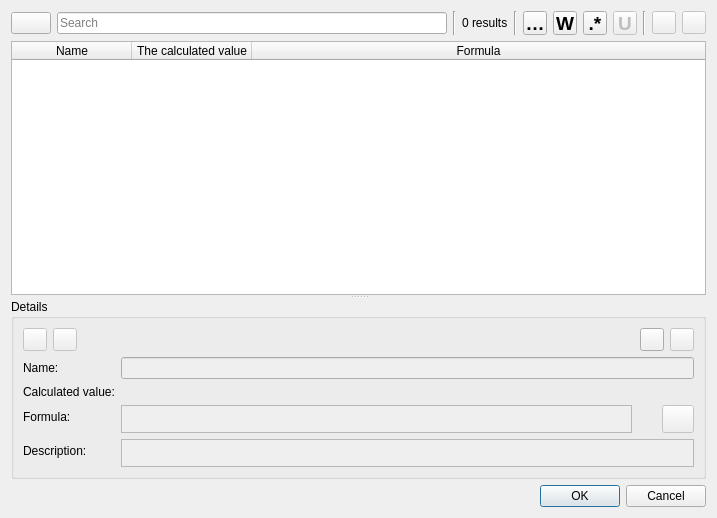
Before: the Qt Designer form src/app/ostara/dialogs/dialogfinalmeasurements.ui in equinox-patterns/Ostara, drawn with Qt 5.
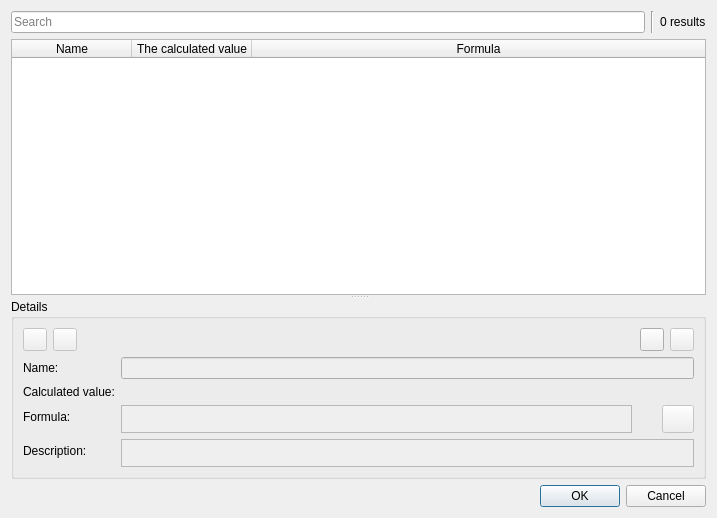
After: the same form once the commit is applied. Icons and pictures are not drawn. Custom widgets are drawn as their Qt base class.

```diff
--- a/src/app/ostara/dialogs/dialogfinalmeasurements.ui
+++ b/src/app/ostara/dialogs/dialogfinalmeasurements.ui
@@ -20,28 +20,6 @@
   <layout class="QVBoxLayout" name="verticalLayout">
    <item>
     <layout class="QHBoxLayout" name="horizontalLayout_2">
-     <item>
-      <widget class="QPushButton" name="pushButtonSearch">
-       <property name="sizePolicy">
-        <sizepolicy hsizetype="Fixed" vsizetype="Fixed">
-         <horstretch>0</horstretch>
-         <verstretch>0</verstretch>
-        </sizepolicy>
-       </property>
-       <property name="toolTip">
-        <string>&lt;html&gt;&lt;head/&gt;&lt;body&gt;&lt;p&gt;Search history &lt;span style=&quot; color:#888a85;&quot;&gt;%1&lt;/span&gt;&lt;/p&gt;&lt;/body&gt;&lt;/html&gt;</string>
-       </property>
-       <property name="text">
-        <string notr="true"/>
-       </property>
-       <property name="icon">
-        <iconset theme="system-search"/>
-       </property>
-       <property name="shortcut">
-        <string>Alt+Down</string>
-       </property>
-      </widget>
-     </item>
      <item>
       <widget class="QLineEdit" name="lineEditFind">
        <property name="enabled">
@@ -66,190 +44,16 @@
        </property>
       </widget>
      </item>
-     <item>
-      <widget class="Line" name="line_2">
-       <property name="orientation">
-        <enum>Qt::Orientation::Vertical</enum>
-       </property>
-      </widget>
-     </item>
-     <item>
-      <widget class="QToolButton" name="toolButtonCaseSensitive">
-       <property name="maximumSize">
-        <size>
-         <width>24</width>
-         <height>24</height>
-        </size>
-       </property>
-       <property name="font">
-        <font>
-         <pointsize>14</pointsize>
-         <italic>false</italic>
-         <bold>true</bold>
-        </font>
-       </property>
-       <property name="toolTip">
-        <string>&lt;html&gt;&lt;head/&gt;&lt;body&gt;&lt;p&gt;Match Case &lt;span style=&quot; color:#888a85;&quot;&gt;%1&lt;/span&gt;&lt;/p&gt;&lt;/body&gt;&lt;/html&gt;</string>
-       </property>
-       <property name="text">
-        <string notr="true">Cc</string>
-       </property>
-       <property name="shortcut">
-        <string notr="true">Alt+C</string>
-       </property>
-       <property name="checkable">
-        <bool>true</bool>
-       </property>
-       <property name="checked">
-        <bool>false</bool>
-       </property>
-      </widget>
-     </item>
-     <item>
-      <widget class="QToolButton" name="toolButtonWholeWord">
-       <property name="maximumSize">
-        <size>
-         <width>24</width>
-         <height>24</height>
-        </size>
-       </property>
-       <property name="font">
-        <font>
-         <pointsize>14</pointsize>
-         <bold>true</bold>
-        </font>
-       </property>
-       <property name="toolTip">
-        <string>&lt;html&gt;&lt;head/&gt;&lt;body&gt;&lt;p&gt;Match words &lt;span style=&quot; color:#888a85;&quot;&gt;%1&lt;/span&gt;&lt;/p&gt;&lt;/body&gt;&lt;/html&gt;</string>
-       </property>
-       <property name="text">
-        <string notr="true">W</string>
-       </property>
-       <property name="shortcut">
-        <string notr="true">Alt+W</string>
-       </property>
-       <property name="checkable">
-        <bool>true</bool>
-       </property>
-      </widget>
-     </item>
-     <item>
-      <widget class="QToolButton" name="toolButtonRegexp">
-       <property name="minimumSize">
-        <size>
-         <width>0</width>
-         <height>0</height>
-        </size>
-       </property>
-       <property name="maximumSize">
-        <size>
-         <width>24</width>
-         <height>24</height>
-        </size>
-       </property>
-       <property name="font">
-        <font>
-         <pointsize>14</pointsize>
-         <bold>true</bold>
-        </font>
-       </property>
-       <property name="toolTip">
-        <string>&lt;html&gt;&lt;head/&gt;&lt;body&gt;&lt;p&gt;Match with regular expressions &lt;span style=&quot; color:#888a85;&quot;&gt;%1&lt;/span&gt;&lt;/p&gt;&lt;/body&gt;&lt;/html&gt;</string>
-       </property>
-       <property name="text">
-        <string notr="true">.*</string>
-       </property>
-       <property name="shortcut">
-        <string notr="true">Alt+X</string>
-       </property>
-       <property name="checkable">
-        <bool>true</bool>
-       </property>
-      </widget>
-     </item>
-     <item>
-      <widget class="QToolButton" name="toolButtonUseUnicodeProperties">
-       <property name="enabled">
-        <bool>false</bool>
-       </property>
-       <property name="maximumSize">
-        <size>
-         <width>24</width>
-         <height>24</height>
-        </size>
-       </property>
-       <property name="font">
-        <font>
-         <pointsize>14</pointsize>
-         <bold>true</bold>
-        </font>
-       </property>
-       <property name="toolTip">
-        <string>&lt;html&gt;&lt;head/&gt;&lt;body&gt;&lt;p&gt;Use unicode properties &lt;span style=&quot; color:#888a85;&quot;&gt;%1&lt;/span&gt;&lt;/p&gt;&lt;p&gt;&lt;br/&gt;&lt;span style=&quot; color:#888a85;&quot;&gt;The meaning of the \w, \d, etc., character classes, as well as the meaning of their counterparts (\W, \D, etc.), is changed from matching ASCII characters only to matching any character with the corresponding Unicode property. For instance, \d is changed to match any character with the Unicode Nd (decimal digit) property; \w to match any character with either the Unicode L (letter) or N (digit) property, plus underscore, and so on. This option corresponds to the /u modifier in Perl regular expressions.&lt;/span&gt;&lt;/p&gt;&lt;/body&gt;&lt;/html&gt;</string>
-       </property>
-       <property name="text">
-        <string notr="true">U</string>
-       </property>
-       <property name="shortcut">
-        <string>Alt+U</string>
-       </property>
-       <property name="checkable">
-        <bool>true</bool>
-       </property>
-      </widget>
-     </item>
-     <item>
-      <widget class="Line" name="line">
-       <property name="orientation">
-        <enum>Qt::Orientation::Vertical</enum>
-       </property>
-      </widget>
-     </item>
-     <item>
-      <widget class="QToolButton" name="toolButtonFindPrevious">
-       <property name="enabled">
-        <bool>false</bool>
-       </property>
-       <property name="toolTip">
-        <string>&lt;html&gt;&lt;head/&gt;&lt;body&gt;&lt;p&gt;Find Previous &lt;span style=&quot; color:#888a85;&quot;&gt;%1&lt;/span&gt;&lt;/p&gt;&lt;/body&gt;&lt;/html&gt;</string>
-       </property>
-       <property name="text">
-        <string notr="true"/>
-       </property>
-       <property name="icon">
-        <iconset theme="go-up"/>
-       </property>
-       <property name="shortcut">
-        <string>Shift+F3</string>
-       </property>
-      </widget>
-     </item>
-     <item>
-      <widget class="QToolButton" name="toolButtonFindNext">
-       <property name="enabled">
-        <bool>false</bool>
-       </property>
-       <property name="toolTip">
-        <string>&lt;html&gt;&lt;head/&gt;&lt;body&gt;&lt;p&gt;Find Next %1&lt;/p&gt;&lt;/body&gt;&lt;/html&gt;</string>
-       </property>
-       <property name="text">
-        <string notr="true"/>
-       </property>
-       <property name="icon">
-        <iconset theme="go-down"/>
-       </property>
-       <property name="shortcut">
-        <string>F3</string>
-       </property>
-       <property name="autoExclusive">
-        <bool>false</bool>
-       </property>
-      </widget>
-     </item>
     </layout>
    </item>
    <item>
     <widget class="QSplitter" name="splitter">
+     <property name="sizePolicy">
+      <sizepolicy hsizetype="Expanding" vsizetype="Expanding">
+       <horstretch>0</horstretch>
+       <verstretch>1</verstretch>
+      </sizepolicy>
+     </property>
      <property name="orientation">
       <enum>Qt::Orientation::Vertical</enum>
      </property>
```
